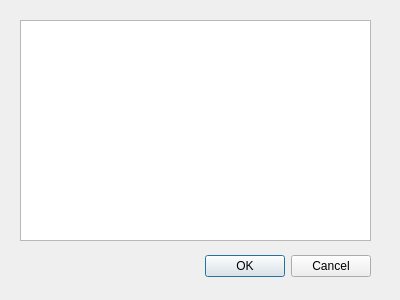
First picture: the form in src/components/propertyeditor/propertyeditordialog.ui, repository GENIVI/CANdevStudio, before the edit.
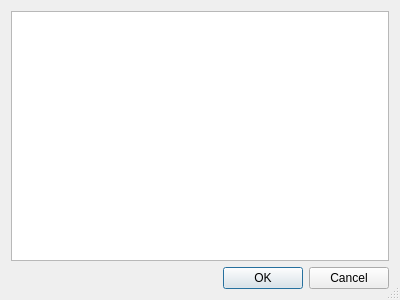
Second picture: the form after the edit.

Patch:
```diff
--- a/src/components/propertyeditor/propertyeditordialog.ui
+++ b/src/components/propertyeditor/propertyeditordialog.ui
@@ -13,15 +13,18 @@
   <property name="windowTitle">
    <string>Dialog</string>
   </property>
+  <property name="sizeGripEnabled">
+   <bool>true</bool>
+  </property>
+  <property name="modal">
+   <bool>false</bool>
+  </property>
+  <layout class="QVBoxLayout" name="verticalLayout">
+   <item>
+    <widget class="QTableView" name="tableView"/>
+   </item>
+   <item>
   <widget class="QDialogButtonBox" name="buttonBox">
-   <property name="geometry">
-    <rect>
-     <x>30</x>
-     <y>250</y>
-     <width>341</width>
-     <height>32</height>
-    </rect>
-   </property>
    <property name="orientation">
     <enum>Qt::Horizontal</enum>
    </property>
@@ -29,16 +32,8 @@
     <set>QDialogButtonBox::Cancel|QDialogButtonBox::Ok</set>
    </property>
   </widget>
-  <widget class="QTableView" name="tableView">
-   <property name="geometry">
-    <rect>
-     <x>20</x>
-     <y>20</y>
-     <width>351</width>
-     <height>221</height>
-    </rect>
-   </property>
-  </widget>
+   </item>
+  </layout>
  </widget>
  <resources/>
  <connections>
```
Lines whose indentation alone changed are shown as unchanged.
